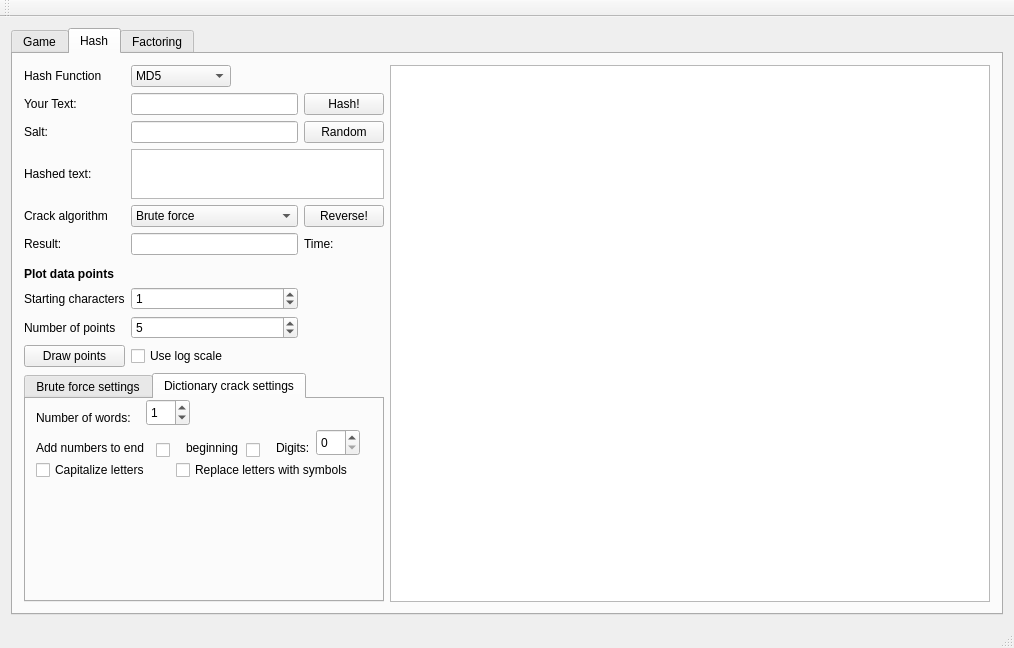
Before: the Qt Designer form CapstoneCryptography/forms/mainwindow.ui in egandunning/learn-crypto, drawn with Qt 5.
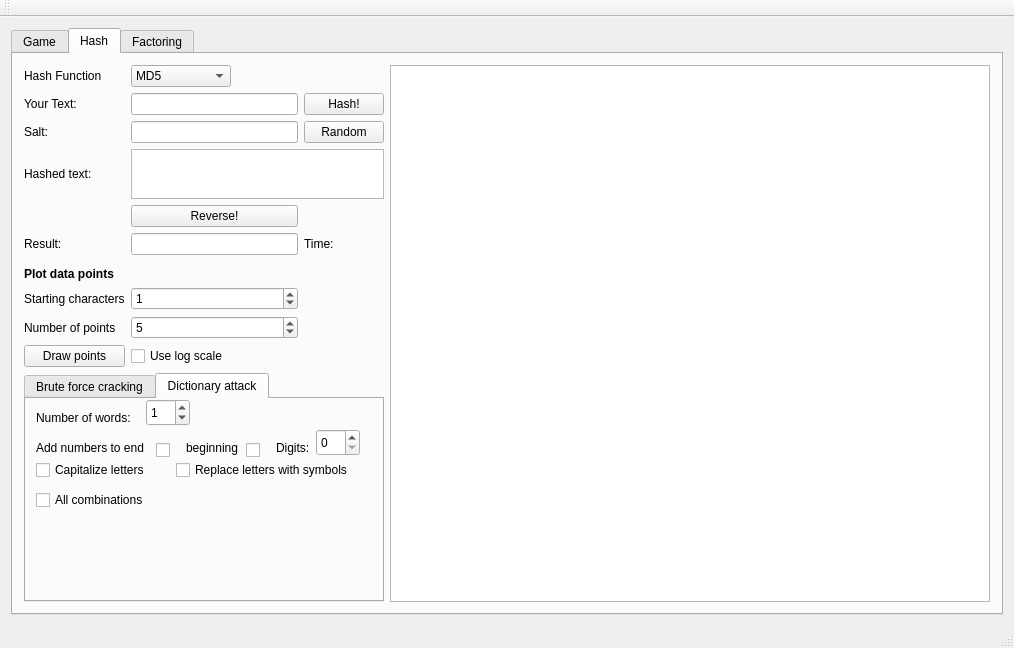
After: the same form once the commit is applied. The open tabs and pages were chosen to show the change.

Commit message: improvements to dictionary crack

What changed in the file:
```diff
--- a/CapstoneCryptography/forms/mainwindow.ui
+++ b/CapstoneCryptography/forms/mainwindow.ui
@@ -75,27 +75,6 @@
             </property>
            </widget>
           </item>
-          <item row="4" column="1">
-           <widget class="QComboBox" name="crackComboBox">
-            <item>
-             <property name="text">
-              <string>Brute force</string>
-             </property>
-            </item>
-            <item>
-             <property name="text">
-              <string>Dictionary attack</string>
-             </property>
-            </item>
-           </widget>
-          </item>
-          <item row="4" column="0">
-           <widget class="QLabel" name="label_9">
-            <property name="text">
-             <string>Crack algorithm</string>
-            </property>
-           </widget>
-          </item>
           <item row="3" column="1" colspan="2">
            <widget class="QTextEdit" name="digestField">
             <property name="minimumSize">
@@ -152,7 +131,7 @@
               </property>
               <widget class="QWidget" name="tab">
                <attribute name="title">
-                <string>Brute force settings</string>
+                <string>Brute force cracking</string>
                </attribute>
                <widget class="QLabel" name="label_10">
                 <property name="geometry">
@@ -264,7 +243,7 @@
               </widget>
               <widget class="QWidget" name="tab_2">
                <attribute name="title">
-                <string>Dictionary crack settings</string>
+                <string>Dictionary attack</string>
                </attribute>
                <widget class="QLabel" name="label_5">
                 <property name="geometry">
@@ -393,6 +372,19 @@
                  <string>Replace letters with symbols</string>
                 </property>
                </widget>
+               <widget class="QCheckBox" name="completeModeCheckBox">
+                <property name="geometry">
+                 <rect>
+                  <x>10</x>
+                  <y>90</y>
+                  <width>141</width>
+                  <height>22</height>
+                 </rect>
+                </property>
+                <property name="text">
+                 <string>All combinations</string>
+                </property>
+               </widget>
               </widget>
              </widget>
             </item>
@@ -432,13 +424,6 @@
             </property>
            </widget>
           </item>
-          <item row="4" column="2">
-           <widget class="QPushButton" name="crackButton">
-            <property name="text">
-             <string>Reverse!</string>
-            </property>
-           </widget>
-          </item>
           <item row="2" column="2">
            <widget class="QPushButton" name="randomSaltButton">
             <property name="text">
@@ -513,6 +498,13 @@
             </property>
            </widget>
           </item>
+          <item row="4" column="1">
+           <widget class="QPushButton" name="crackButton">
+            <property name="text">
+             <string>Reverse!</string>
+            </property>
+           </widget>
+          </item>
          </layout>
         </widget>
         <widget class="QWidget" name="tab_4">
```
Left out of the diff: 4 changed lines with no effect on the pictures. The commit also changes 8 other files.
